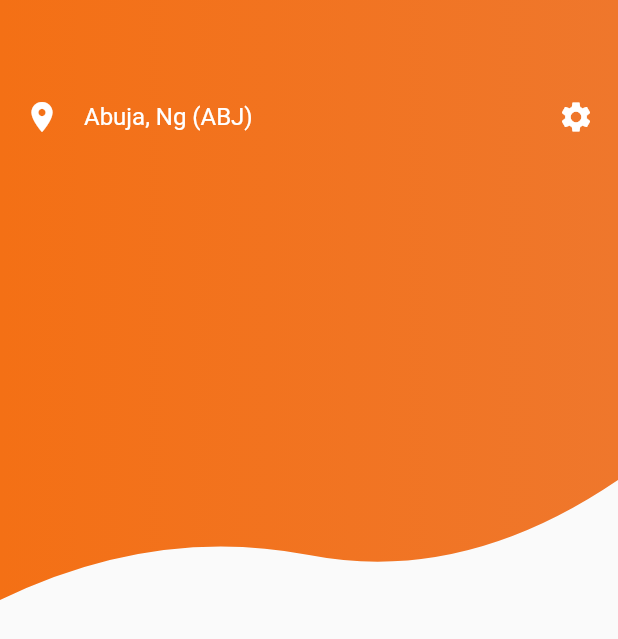
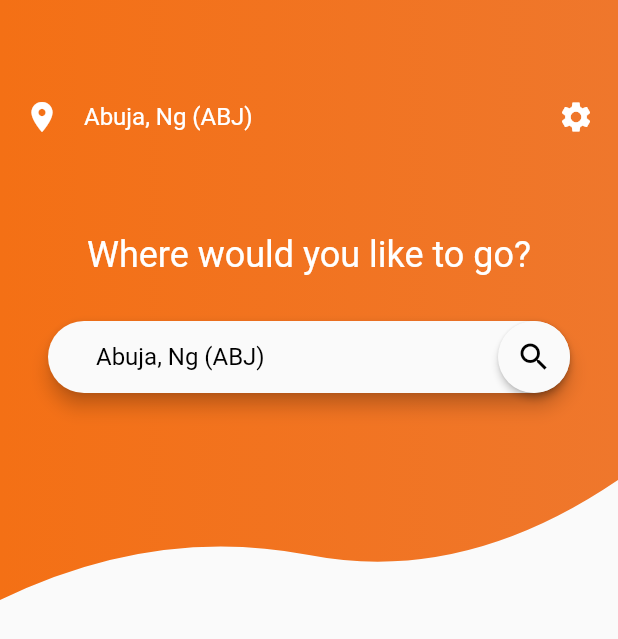
Before and after one commit to Crownedprinz/FlightTicket_UI, a Flutter app: the screen it shows after launch, on a phone screen of 412 x 824 dp. Shown: the top 639 px of the screen. Run offline on Flutter 3.47's test engine with Material 2 defaults, Android fonts, the phone set to English and light mode, and no system bars.

Commit message:
Update main.dart

```diff
--- a/lib/main.dart
+++ b/lib/main.dart
@@ -109,7 +109,31 @@ class _HomeScreenTopPartState extends State<HomeScreenTopPart> {
                       Icon(Icons.settings, color:Colors.white),
                     ],
                   ),
-                )
+                ),
+                SizedBox(height: 50.0,),
+                Text('Where would you like to go?', style: TextStyle(fontSize: 24.0, color:Colors.white,),textAlign: TextAlign.center,),
+                SizedBox(height: 30.0),
+                Padding(
+                  padding: EdgeInsets.symmetric(horizontal: 32.0),
+                  child: Material(
+                    elevation: 5.0,
+                    borderRadius: BorderRadius.all(Radius.circular(30)),
+                    child: TextField(
+                      controller: TextEditingController(text: locations[0]),
+                      style: drowDownMenuItemStyle,
+                      cursorColor: themeData.primaryColor,
+                     decoration: InputDecoration(
+                       contentPadding: EdgeInsets.symmetric(horizontal: 32.0, vertical: 14.0),
+                       suffixIcon: Material(
+                         elevation: 2.0,
+                         borderRadius: BorderRadius.all(Radius.circular(30.0)),
+                         child: Icon(Icons.search, color:Colors.black),
+                       ),
+                       border: InputBorder.none,
+                     ),
+                    ),
+                  ),
+                  ),
               ],
             ),
           ),
```
